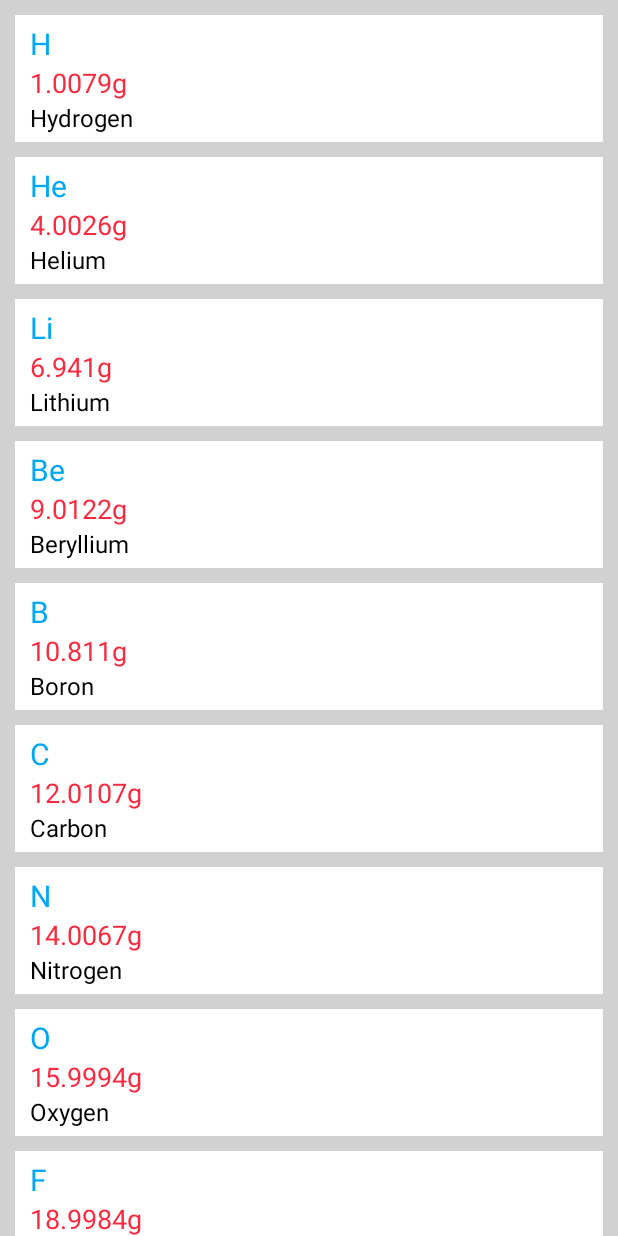
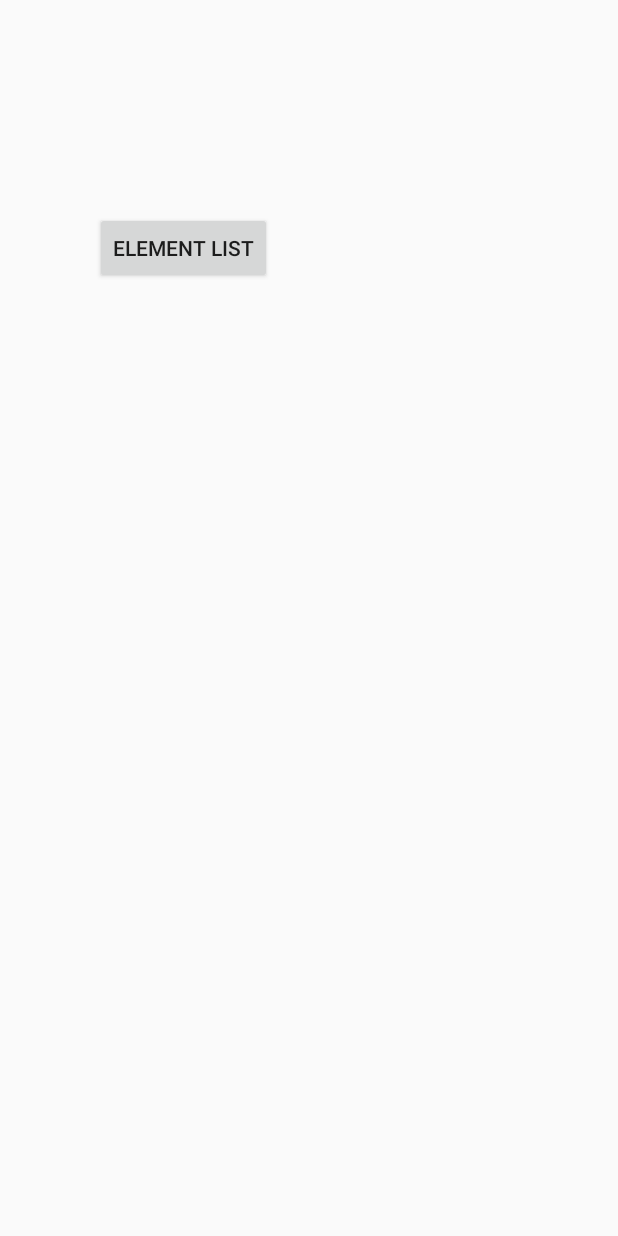
Before and after one commit to tayl/se-chemistry, an Android app: the screen it shows after launch (MainActivity), on a phone screen of 412 x 824 dp. Run offline under Robolectric (Android 15) with nearby library versions, the phone set to English and light mode, and no system bars.

```diff
--- a/ChemWorking/app/build.gradle
+++ b/ChemWorking/app/build.gradle
@@ -23,4 +23,5 @@ dependencies {
     compile fileTree(dir: 'libs', include: ['*.jar'])
     testCompile 'junit:junit:4.12'
     compile 'com.android.support:appcompat-v7:23.2.1'
+    compile 'com.android.support:design:23.2.1'
 }
--- a/ChemWorking/app/src/main/java/example/com/chem/MainActivity.java
+++ b/ChemWorking/app/src/main/java/example/com/chem/MainActivity.java
@@ -1,55 +1,29 @@
 package example.com.chem;
 
-/**
- * Created by robertvalladares on 3/14/16.
- */
-import android.app.Activity;
+import android.app.ActionBar;
+import android.support.v7.app.ActionBarActivity;
+import android.support.v7.app.AppCompatActivity;
 import android.os.Bundle;
+import android.view.Display;
+import android.view.Menu;
+import android.view.MenuItem;
 import android.view.View;
-import android.widget.AdapterView;
-import android.widget.ListView;
-import android.widget.Toast;
+import android.content.Intent;
 
-import java.util.ArrayList;
-import java.util.List;
+public class MainActivity extends AppCompatActivity {
 
-
-public class MainActivity extends Activity {
-    private ListView lvProduct;
-    private ProductListAdapter adapter;
-    private List<Product> mProductList;
     @Override
     protected void onCreate(Bundle savedInstanceState) {
         super.onCreate(savedInstanceState);
         setContentView(R.layout.activity_main);
+    }
 
-        lvProduct = (ListView)findViewById(R.id.listview_product);
+    public void onButtonClick(View v){
+        if(v.getId() == R.id.btnElst){
+            Intent i = new Intent(this, ChemItemActivity.class);
+            startActivity(i);
 
-        mProductList = new ArrayList<>();
-        //Add sample data for list
-        //We can get data from DB, webservice here
-        mProductList.add(new Product(1, "H", 1.0079, "Hydrogen"));
-        mProductList.add(new Product(2, "He", 4.0026, "Helium"));
-        mProductList.add(new Product(3, "Li", 6.941, "Lithium"));
-        mProductList.add(new Product(4, "Be", 9.0122, "Beryllium"));
-        mProductList.add(new Product(5, "B", 10.811, "Boron"));
-        mProductList.add(new Product(6, "C", 12.0107, "Carbon"));
-        mProductList.add(new Product(7, "N", 14.0067, "Nitrogen"));
-        mProductList.add(new Product(8, "O", 15.9994, "Oxygen"));
-        mProductList.add(new Product(9, "F", 18.9984, "Fluorine"));
-        mProductList.add(new Product(10, "Ne", 20.1797, "Neon"));
+        }
 
-        //Init adapter
-        adapter = new ProductListAdapter(getApplicationContext(), mProductList);
-        lvProduct.setAdapter(adapter);
-
-        lvProduct.setOnItemClickListener(new AdapterView.OnItemClickListener() {
-            @Override
-            public void onItemClick(AdapterView<?> parent, View view, int position, long id) {
-                //Do something
-                //Ex: display msg with product id get from view.getTag
-                Toast.makeText(getApplicationContext(), "Clicked product id =" + view.getTag(), Toast.LENGTH_LONG).show();
-            }
-        });
     }
 }
--- a/ChemWorking/app/src/main/java/example/com/chem/Product.java
+++ /dev/null
@@ -1,53 +0,0 @@
-package example.com.chem;
-
-/**
- * Created by robertvalladares on 3/14/16.
- */public class Product {
-    private int id;
-    private String name;
-    private double price;
-    private String description;
-
-    //Constructor
-
-    public Product(int id, String name, double price, String description) {
-        this.id = id;
-        this.name = name;
-        this.price = price;
-        this.description = description;
-    }
-
-    //Setter, getter
-
-    public int getId() {
-        return id;
-    }
-
-    public void setId(int id) {
-        this.id = id;
-    }
-
-    public String getName() {
-        return name;
-    }
-
-    public void setName(String name) {
-        this.name = name;
-    }
-
-    public double getPrice() {
-        return price;
-    }
-
-    public void setPrice(int price) {
-        this.price = price;
-    }
-
-    public String getDescription() {
-        return description;
-    }
-
-    public void setDescription(String description) {
-        this.description = description;
-    }
-}
--- a/ChemWorking/app/src/main/java/example/com/chem/ProductListAdapter.java
+++ /dev/null
@@ -1,57 +0,0 @@
-package example.com.chem;
-
-/**
- * Created by robertvalladares on 3/14/16.
- */
-import android.content.Context;
-import android.view.View;
-import android.view.ViewGroup;
-import android.widget.BaseAdapter;
-import android.widget.TextView;
-
-import java.util.List;
-
-public class ProductListAdapter extends BaseAdapter {
-
-    private Context mContext;
-    private List<Product> mProductList;
-
-    //Constructor
-
-    public ProductListAdapter(Context mContext, List<Product> mProductList) {
-        this.mContext = mContext;
-        this.mProductList = mProductList;
-    }
-
-    @Override
-    public int getCount() {
-        return mProductList.size();
-    }
-
-    @Override
-    public Object getItem(int position) {
-        return mProductList.get(position);
-    }
-
-    @Override
-    public long getItemId(int position) {
-        return position;
-    }
-
-    @Override
-    public View getView(int position, View convertView, ViewGroup parent) {
-        View v = View.inflate(mContext, R.layout.item_product_list, null);
-        TextView tvName = (TextView)v.findViewById(R.id.tv_name);
-        TextView tvPrice = (TextView)v.findViewById(R.id.tv_price);
-        TextView tvDescription = (TextView)v.findViewById(R.id.tv_description);
-        //Set text for TextView
-        tvName.setText(mProductList.get(position).getName());
-        tvPrice.setText(String.valueOf(mProductList.get(position).getPrice()) + "g");
-        tvDescription.setText(mProductList.get(position).getDescription());
-
-        //Save product id to tag
-        v.setTag(mProductList.get(position).getId());
-
-        return v;
-    }
-}
--- a/ChemWorking/app/src/main/res/layout/activity_main.xml
+++ b/ChemWorking/app/src/main/res/layout/activity_main.xml
@@ -1,17 +1,30 @@
 <?xml version="1.0" encoding="utf-8"?>
-<LinearLayout xmlns:android="http://schemas.android.com/apk/res/android"
+<RelativeLayout xmlns:android="http://schemas.android.com/apk/res/android"
+    xmlns:tools="http://schemas.android.com/tools"
     android:layout_width="match_parent"
     android:layout_height="match_parent"
-    android:background="#d1d1d1"
-    android:orientation="vertical">
+    android:paddingBottom="@dimen/activity_vertical_margin"
+    android:paddingLeft="@dimen/activity_horizontal_margin"
+    android:paddingRight="@dimen/activity_horizontal_margin"
+    android:paddingTop="@dimen/activity_vertical_margin"
+    tools:context="example.com.chem.MainActivity">
 
-    <ListView
-        android:layout_width="match_parent"
-        android:layout_height="match_parent"
-        android:id="@+id/listview_product"
-        android:layout_marginTop="10dp"
-        android:layout_marginLeft="10dp"
-        android:layout_marginRight="10dp"
-        android:dividerHeight="10dp"
-        android:divider="#d1d1d1"></ListView>
-</LinearLayout>
+    <TextView
+        android:layout_width="wrap_content"
+        android:layout_height="wrap_content"
+        android:id="@+id/textView" />
+
+    <Button
+        android:layout_width="wrap_content"
+        android:layout_height="wrap_content"
+        android:text="Element List"
+        android:id="@+id/btnElst"
+        android:layout_below="@+id/textView"
+        android:layout_toRightOf="@+id/textView"
+        android:layout_toEndOf="@+id/textView"
+        android:layout_marginLeft="47dp"
+        android:layout_marginStart="47dp"
+        android:layout_marginTop="106dp"
+        android:clickable="false"
+        android:onClick="onButtonClick" />
+</RelativeLayout>
--- a/ChemWorking/app/src/main/res/layout/item_product_list.xml
+++ b/ChemWorking/app/src/main/res/layout/item_chem_list.xml
@@ -12,22 +12,22 @@
     <TextView
         android:layout_width="wrap_content"
         android:layout_height="wrap_content"
-        android:id="@+id/tv_name"
-        android:text="Name"
+        android:id="@+id/item_name"
+        android:text="Alumininum"
         android:textSize="20dp"
         android:textColor="#00a7f5"/>
     <TextView
         android:layout_width="wrap_content"
         android:layout_height="wrap_content"
-        android:id="@+id/tv_price"
-        android:text="1000 $"
+        android:id="@+id/item_molmass"
+        android:text="26.98 g"
         android:textSize="18dp"
         android:textColor="#f92a3f"/>
     <TextView
         android:layout_width="wrap_content"
         android:layout_height="wrap_content"
-        android:id="@+id/tv_description"
-        android:text="Description"
+        android:id="@+id/item_formula"
+        android:text="Al"
         android:textSize="16dp"
         android:textColor="#000"/>
 </LinearLayout>
--- /dev/null
+++ b/ChemWorking/app/src/main/res/values-v21/styles.xml
@@ -0,0 +1,9 @@
+<resources>>
+
+    <style name="AppTheme.NoActionBar">
+        <item name="windowActionBar">false</item>
+        <item name="windowNoTitle">true</item>
+        <item name="android:windowDrawsSystemBarBackgrounds">true</item>
+        <item name="android:statusBarColor">@android:color/transparent</item>
+    </style>
+</resources>
--- /dev/null
+++ b/ChemWorking/app/src/main/res/values-w820dp/dimens.xml
@@ -0,0 +1,6 @@
+<resources>
+    <!-- Example customization of dimensions originally defined in res/values/dimens.xml
+         (such as screen margins) for screens with more than 820dp of available width. This
+         would include 7" and 10" devices in landscape (~960dp and ~1280dp respectively). -->
+    <dimen name="activity_horizontal_margin">64dp</dimen>
+</resources>
--- /dev/null
+++ b/ChemWorking/app/src/main/res/values/dimens.xml
@@ -0,0 +1,6 @@
+<resources>
+    <!-- Default screen margins, per the Android Design guidelines. -->
+    <dimen name="activity_horizontal_margin">16dp</dimen>
+    <dimen name="activity_vertical_margin">16dp</dimen>
+    <dimen name="fab_margin">16dp</dimen>
+</resources>
--- a/ChemWorking/app/src/main/res/values/strings.xml
+++ b/ChemWorking/app/src/main/res/values/strings.xml
@@ -1,3 +1,4 @@
 <resources>
     <string name="app_name">Chem</string>
+    <string name="title_activity_main">MainActivity</string>
 </resources>
--- a/ChemWorking/app/src/main/res/values/styles.xml
+++ b/ChemWorking/app/src/main/res/values/styles.xml
@@ -8,4 +8,13 @@
         <item name="colorAccent">@color/colorAccent</item>
     </style>
 
+    <style name="AppTheme.NoActionBar">
+        <item name="windowActionBar">false</item>
+        <item name="windowNoTitle">true</item>
+    </style>
+
+    <style name="AppTheme.AppBarOverlay" parent="ThemeOverlay.AppCompat.Dark.ActionBar" />
+
+    <style name="AppTheme.PopupOverlay" parent="ThemeOverlay.AppCompat.Light" />
+
 </resources>
```
Also changed, not shown: ChemWorking/app/src/main/AndroidManifest.xml (+8 -2 lines), ChemWorking/app/src/main/java/example/com/chem/CSVFile.java (added, +45 -0 lines), ChemWorking/app/src/main/java/example/com/chem/ChemItem.java (added, +54 -0 lines), ChemWorking/app/src/main/java/example/com/chem/ChemItemActivity.java (added, +85 -0 lines), ChemWorking/app/src/main/java/example/com/chem/ChemItemListAdapter.java (added, +57 -0 lines), ChemWorking/app/src/main/res/layout/activity_chem_item.xml (added, +17 -0 lines), ChemWorking/app/src/main/res/layout/content_main.xml (added, +15 -0 lines), ChemWorking/app/src/main/res/raw/elements.csv (added, +11 -0 lines).
